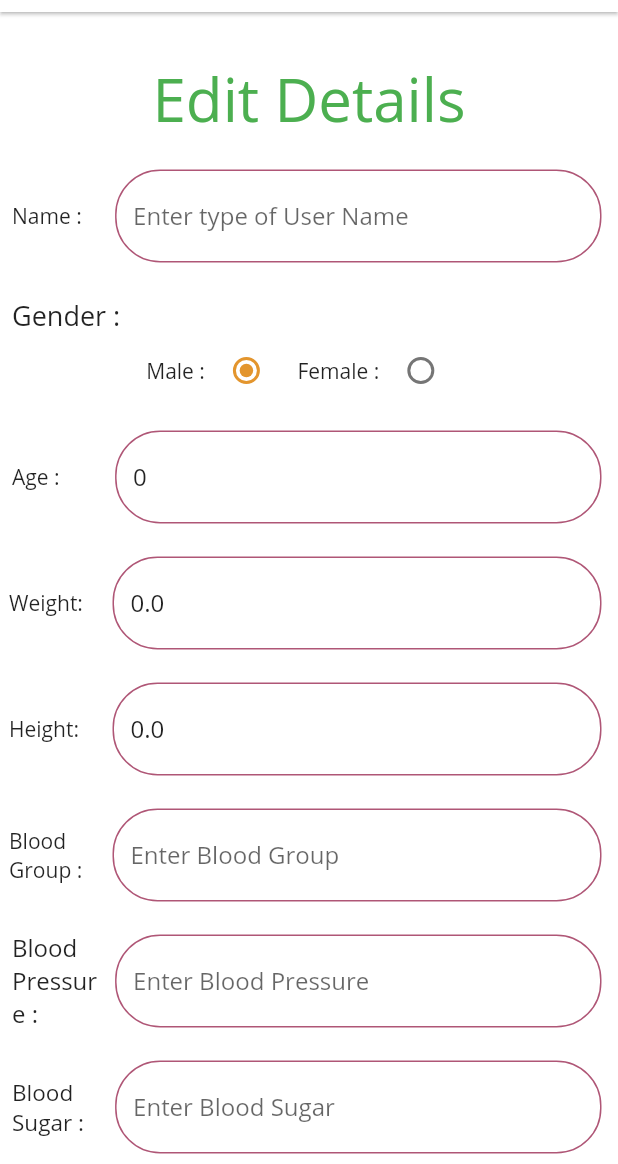
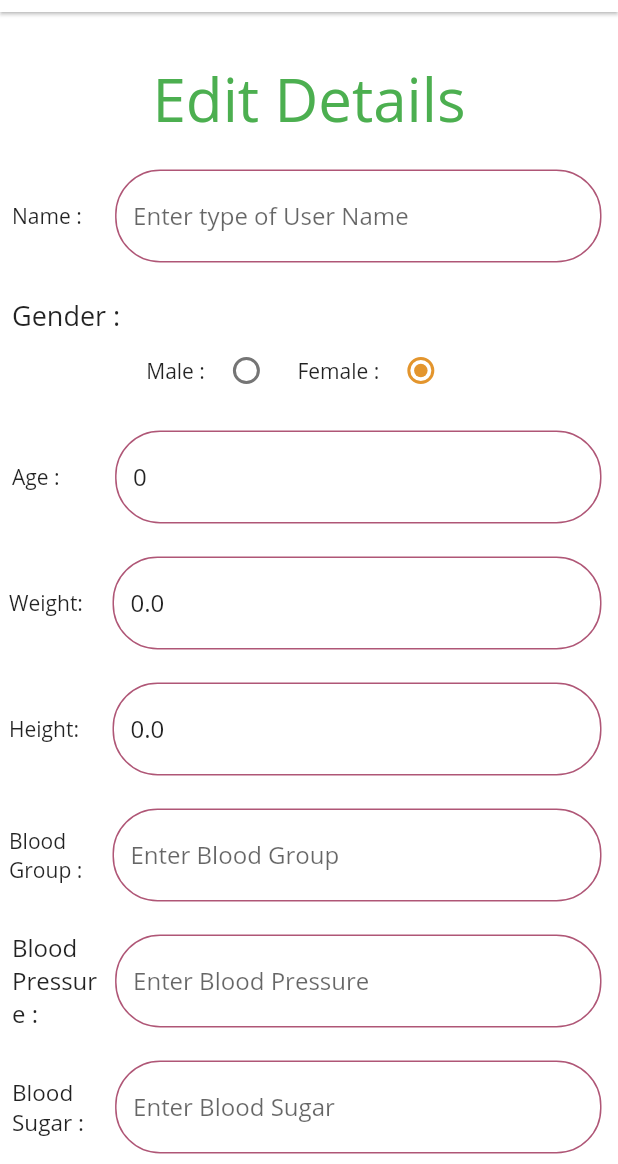
Before and after one commit to adarshbalu/elderly_app, a Flutter app: the ProfileEdit screen opened by its route, after a tap on the "perm identity" icon, on a phone screen of 412 x 824 dp, the part 72-1236 px from its top. Run offline on Flutter 3.47's test engine with Material 2 defaults, Android fonts, the light colour scheme and no system bars; our stand-ins replace cloud_firestore, connectivity, firebase_auth, flutter_signin_button, flutter_spinkit, font_awesome_flutter and 8 more; missing offline and left inert: firebase_ml_vision, flutter_android, flutter_material_pickers, flutter_sms, sms, sweet_alert_dialogs; accounts and stored records are empty.

Commit message:
Setted  up loaders and other bug fixes

```diff
--- a/lib/screens/home_screen.dart
+++ b/lib/screens/home_screen.dart
@@ -31,6 +31,7 @@ class HomeScreen extends StatefulWidget {
 
 class _HomeScreenState extends State<HomeScreen> {
   var sensor;
+  bool initialSetupComplete = true;
   bool heartRateSensor = false;
   checkSensor() async {
     try {
--- a/lib/screens/nearby_hospital_screen.dart
+++ b/lib/screens/nearby_hospital_screen.dart
@@ -101,8 +101,8 @@ class NearbyHospitalScreenState extends State<NearbyHospitalScreen> {
                 crossAxisAlignment: CrossAxisAlignment.center,
                 mainAxisAlignment: MainAxisAlignment.center,
                 children: <Widget>[
-                  SpinKitRotatingCircle(
-                    color: Colors.blue,
+                  SpinKitWanderingCubes(
+                    color: Colors.green,
                     size: 100.0,
                   ),
                   SizedBox(
--- a/lib/screens/profile_edit_screen.dart
+++ b/lib/screens/profile_edit_screen.dart
@@ -5,6 +5,7 @@ import 'package:flutter/material.dart';
 import 'package:elderly_app/widgets/app_default.dart';
 import 'package:elderly_app/others/functions.dart';
 import 'package:cloud_firestore/cloud_firestore.dart';
+import 'package:flutter_spinkit/flutter_spinkit.dart';
 
 class ProfileEdit extends StatefulWidget {
   static const String id = 'profile_edit_screen';
@@ -43,6 +44,7 @@ class _ProfileEditState extends State<ProfileEdit> {
     super.dispose();
   }
 
+  bool load = false;
   getCurrentUser() async {
     try {
       final user = await _auth.currentUser();
@@ -64,6 +66,7 @@ class _ProfileEditState extends State<ProfileEdit> {
         .get()
         .then((DocumentSnapshot snapshot) {
       print(snapshot.data);
+      if (mounted)
         setState(() {
           age = snapshot.data['age'];
           userName = snapshot.data['userName'];
@@ -73,6 +76,9 @@ class _ProfileEditState extends State<ProfileEdit> {
           gender = snapshot.data['gender'];
           email = snapshot.data['email'];
         });
+    });
+    setState(() {
+      load = true;
     });
   }
 
@@ -84,6 +90,7 @@ class _ProfileEditState extends State<ProfileEdit> {
         .get()
         .then((DocumentSnapshot snapshot) {
       print(snapshot.data['age']);
+      if (mounted)
         setState(() {
           ageController =
               TextEditingController(text: snapshot.data['age'].toString());
@@ -173,7 +180,8 @@ class _ProfileEditState extends State<ProfileEdit> {
             ),
           ],
         ),
-        body: ListView(
+        body: load
+            ? ListView(
                 children: <Widget>[
                   SizedBox(
                     height: 30,
@@ -230,7 +238,7 @@ class _ProfileEditState extends State<ProfileEdit> {
                             });
                           },
                           activeColor: Color(0xffE3952D),
-                    value: 1,
+                          value: 0,
                           groupValue: genderValue,
                         ),
                         SizedBox(
@@ -244,7 +252,7 @@ class _ProfileEditState extends State<ProfileEdit> {
                             });
                           },
                           activeColor: Color(0xffE3952D),
-                    value: 2,
+                          value: 1,
                           groupValue: genderValue,
                         ),
                         SizedBox(
@@ -432,7 +440,8 @@ class _ProfileEditState extends State<ProfileEdit> {
                     },
                     child: Container(
                       margin: EdgeInsets.fromLTRB(50, 20, 50, 30),
-                padding: EdgeInsets.symmetric(vertical: 15.0, horizontal: 65.0),
+                      padding: EdgeInsets.symmetric(
+                          vertical: 15.0, horizontal: 65.0),
                       decoration: BoxDecoration(
                         borderRadius: BorderRadius.circular(30),
                         color: Colors.greenAccent,
@@ -451,6 +460,12 @@ class _ProfileEditState extends State<ProfileEdit> {
                     ),
                   ),
                 ],
+              )
+            : Container(
+                child: SpinKitWanderingCubes(
+                  color: Colors.green,
+                  size: 100.0,
+                ),
               ));
   }
 }
```
Also changed, not shown: lib/screens/contact_relatives_screen.dart (+72 -21 lines), lib/screens/initial_setup_screen.dart (+6 -3 lines), lib/screens/profile_screen.dart (+16 -5 lines). Lines whose indentation alone changed are shown as unchanged.
